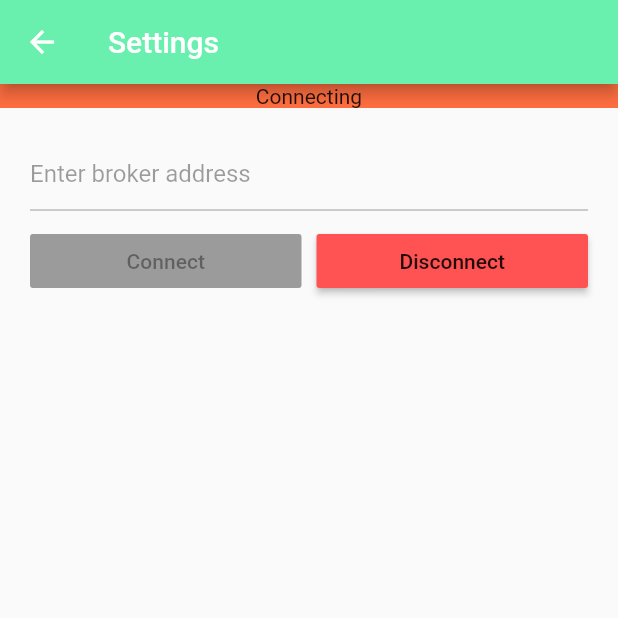
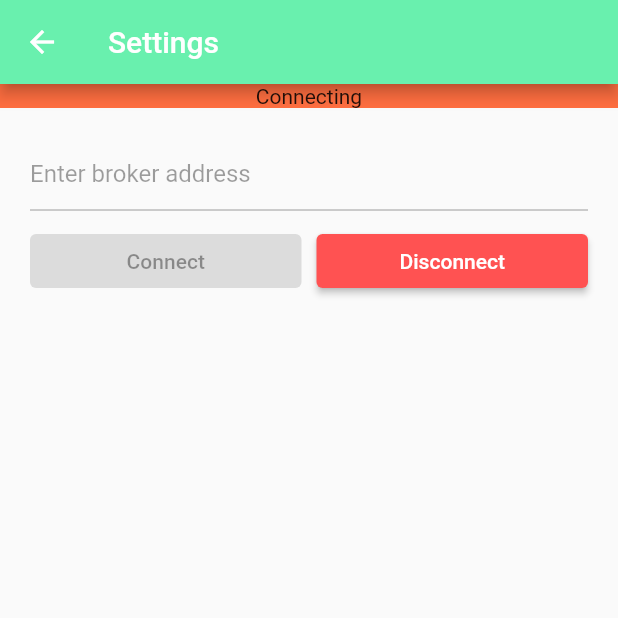
Before and after one commit to anoop4real/Flutter_mqtt_new, a Flutter app: the SettingsScreen screen opened by its route, after a tap on "Connect", on a phone screen of 412 x 824 dp, the top half of it. Run offline on Flutter 3.47's test engine with Material 2 defaults, Android fonts, the phone set to English and light mode, and no system bars; our stand-ins replace get_it; missing offline and left inert: mqtt_client.

Commit message:
Dependency updates and deprecation fixes

```diff
--- a/lib/modules/message/screen/message_screen.dart
+++ b/lib/modules/message/screen/message_screen.dart
@@ -108,7 +108,8 @@ class _MessageScreenState extends State<MessageScreen> {
         state == MQTTAppConnectionState.connectedSubscribed) {
       shouldEnable = true;
     } else if ((controller == _topicTextController &&
-        (state == MQTTAppConnectionState.connected || state == MQTTAppConnectionState.connectedUnSubscribed) )) {
+        (state == MQTTAppConnectionState.connected ||
+            state == MQTTAppConnectionState.connectedUnSubscribed))) {
       shouldEnable = true;
     }
     return TextField(
@@ -122,17 +123,20 @@ class _MessageScreenState extends State<MessageScreen> {
   }
 
   Widget _buildSendButtonFrom(MQTTAppConnectionState state) {
-    return RaisedButton(
-      color: Colors.green,
-      disabledColor: Colors.grey,
-      textColor: Colors.white,
-      disabledTextColor:Colors.black38 ,
+    return ElevatedButton(
+      style: ElevatedButton.styleFrom(
+        foregroundColor: Colors.white,
+        backgroundColor: Colors.green,
+        disabledForegroundColor: Colors.black38.withOpacity(0.38),
+        disabledBackgroundColor: Colors.black38.withOpacity(0.12),
+        textStyle: TextStyle(color: Colors.white),
+      ),
       child: const Text('Send'),
       onPressed: state == MQTTAppConnectionState.connectedSubscribed
           ? () {
               _publishMessage(_messageTextController.text);
             }
-          : null, //
+          : null,
     );
   }
 
@@ -152,27 +156,30 @@ class _MessageScreenState extends State<MessageScreen> {
   }
 
   Widget _buildSubscribeButtonFrom(MQTTAppConnectionState state) {
-    return RaisedButton(
-      color: Colors.green,
-      disabledColor: Colors.grey,
-      textColor: Colors.white,
-      disabledTextColor:Colors.black38 ,
-      child: state == MQTTAppConnectionState.connectedSubscribed
-          ? const Text('Unsubscribe')
-          : const Text('Subscribe'),
-      onPressed: (state == MQTTAppConnectionState.connectedSubscribed) || (state == MQTTAppConnectionState.connectedUnSubscribed)|| (state == MQTTAppConnectionState.connected)
-          ? () {
-              _handleSubscribePress(state);
-            }
-          : null, //
-    );
+    return ElevatedButton(
+        style: ElevatedButton.styleFrom(
+          foregroundColor: Colors.white,
+          backgroundColor: Colors.green,
+          disabledForegroundColor: Colors.grey,
+          disabledBackgroundColor: Colors.black38.withOpacity(0.12),
+        ),
+        onPressed: (state == MQTTAppConnectionState.connectedSubscribed) ||
+                (state == MQTTAppConnectionState.connectedUnSubscribed) ||
+                (state == MQTTAppConnectionState.connected)
+            ? () {
+                _handleSubscribePress(state);
+              }
+            : null, //,
+        child: state == MQTTAppConnectionState.connectedSubscribed
+            ? const Text('Unsubscribe')
+            : const Text('Subscribe'));
   }
 
   Widget _buildScrollableTextWith(String text) {
     return Padding(
       padding: const EdgeInsets.all(5.0),
       child: Container(
-        padding:const EdgeInsets.only(left: 10.0, right: 5.0) ,
+        padding: const EdgeInsets.only(left: 10.0, right: 5.0),
         width: 400,
         height: 100,
         decoration: BoxDecoration(
@@ -191,15 +198,15 @@ class _MessageScreenState extends State<MessageScreen> {
     if (state == MQTTAppConnectionState.connectedSubscribed) {
       _manager.unSubscribeFromCurrentTopic();
     } else {
-      String enteredText =  _topicTextController.text;
-      if (enteredText != null && enteredText.isNotEmpty ) {
+      String enteredText = _topicTextController.text;
+      if (enteredText != null && enteredText.isNotEmpty) {
         _manager.subScribeTo(_topicTextController.text);
       } else {
         _showDialog("Please enter a topic.");
       }
     }
+  }
 
-  }
   void _publishMessage(String text) {
     String osPrefix = 'Flutter_iOS';
     if (Platform.isAndroid) {
@@ -209,6 +216,7 @@ class _MessageScreenState extends State<MessageScreen> {
     _manager.publish(message);
     _messageTextController.clear();
   }
+
   void _showDialog(String message) {
     // flutter defined function
     showDialog(
@@ -218,7 +226,7 @@ class _MessageScreenState extends State<MessageScreen> {
           title: Text("Error"),
           content: Text(message),
           actions: <Widget>[
-            FlatButton(
+            TextButton(
               child: Text("Close"),
               onPressed: () {
                 Navigator.of(context).pop();
--- a/lib/modules/settings/screen/settings_screen.dart
+++ b/lib/modules/settings/screen/settings_screen.dart
@@ -1,4 +1,3 @@
-import 'dart:async';
 import 'dart:io';
 
 import 'package:flutter/material.dart';
@@ -88,8 +87,9 @@ class _SettingsScreenState extends State<SettingsScreen> {
     return Row(
       children: <Widget>[
         Expanded(
-          child: RaisedButton(
-            color: Colors.lightBlueAccent,
+          child: ElevatedButton(
+            style: ElevatedButton.styleFrom(
+                backgroundColor: Colors.lightBlueAccent),
             child: const Text('Connect'),
             onPressed: state == MQTTAppConnectionState.disconnected
                 ? _configureAndConnect
@@ -98,8 +98,8 @@ class _SettingsScreenState extends State<SettingsScreen> {
         ),
         const SizedBox(width: 10),
         Expanded(
-          child: RaisedButton(
-            color: Colors.redAccent,
+          child: ElevatedButton(
+            style: ElevatedButton.styleFrom(backgroundColor: Colors.redAccent),
             child: const Text('Disconnect'),
             onPressed: state != MQTTAppConnectionState.disconnected
                 ? _disconnect
```
Also changed, not shown: pubspec.lock, 6 other files.
